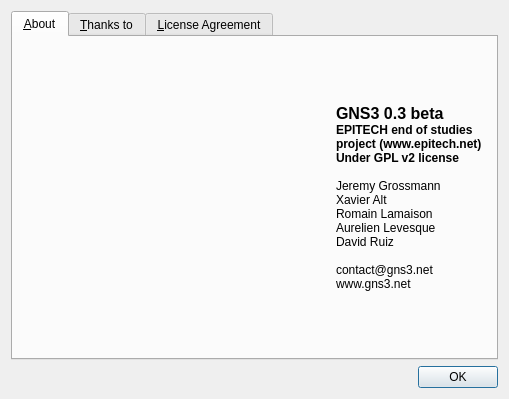
First picture: the form in src/GNS3/Ui/Form_About.ui, repository GNS3/gns3-legacy, before the edit.
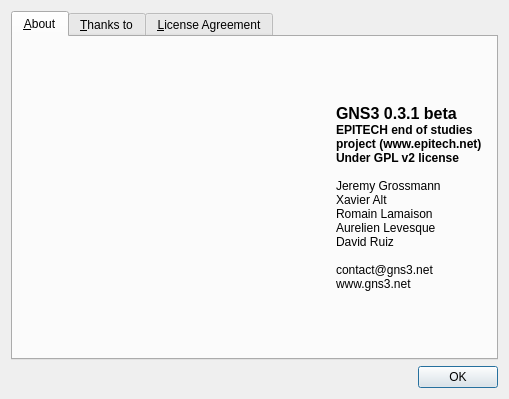
Second picture: the form after the edit. Icons and pictures are not drawn.

What changed in the file:
```diff
--- a/src/GNS3/Ui/Form_About.ui
+++ b/src/GNS3/Ui/Form_About.ui
@@ -45,7 +45,7 @@
           <string>&lt;html>&lt;head>&lt;meta name="qrichtext" content="1" />&lt;style type="text/css">
 p, li { white-space: pre-wrap; }
 &lt;/style>&lt;/head>&lt;body style=" font-family:'Sans Serif'; font-size:9pt; font-weight:400; font-style:normal;">
-&lt;p style=" margin-top:0px; margin-bottom:0px; margin-left:0px; margin-right:0px; -qt-block-indent:0; text-indent:0px;">&lt;span style=" font-size:12pt; font-weight:600;">GNS3 0.3 beta&lt;/span>&lt;/p>
+&lt;p style=" margin-top:0px; margin-bottom:0px; margin-left:0px; margin-right:0px; -qt-block-indent:0; text-indent:0px;">&lt;span style=" font-size:12pt; font-weight:600;">GNS3 0.3.1 beta&lt;/span>&lt;/p>
 &lt;p style=" margin-top:0px; margin-bottom:0px; margin-left:0px; margin-right:0px; -qt-block-indent:0; text-indent:0px; font-weight:600;">EPITECH end of studies &lt;/p>
 &lt;p style=" margin-top:0px; margin-bottom:0px; margin-left:0px; margin-right:0px; -qt-block-indent:0; text-indent:0px; font-weight:600;">project (www.epitech.net)&lt;/p>
 &lt;p style=" margin-top:0px; margin-bottom:0px; margin-left:0px; margin-right:0px; -qt-block-indent:0; text-indent:0px; font-weight:600;">Under GPL v2 license&lt;/p>
```
